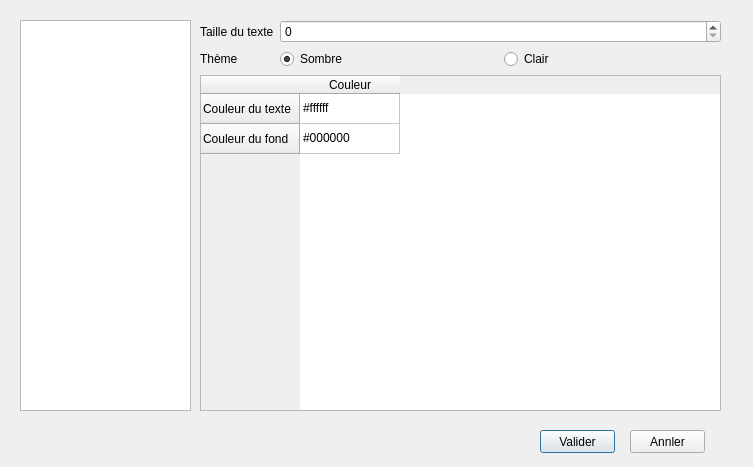
Bramas/SimTex, file source/dialogconfig.ui: the form before one commit.
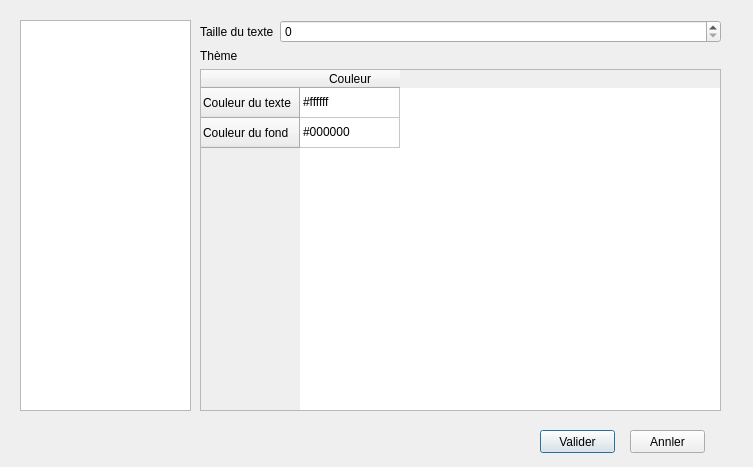
The form after the commit.

Diff of the .ui file:
```diff
--- a/source/dialogconfig.ui
+++ b/source/dialogconfig.ui
@@ -94,27 +94,6 @@
           </property>
          </widget>
         </item>
-        <item row="2" column="1">
-         <layout class="QHBoxLayout" name="horizontalLayout">
-          <item>
-           <widget class="QRadioButton" name="radioButtonDarkTheme">
-            <property name="text">
-             <string>Sombre</string>
-            </property>
-            <property name="checked">
-             <bool>true</bool>
-            </property>
-           </widget>
-          </item>
-          <item>
-           <widget class="QRadioButton" name="radioButtonLightTheme">
-            <property name="text">
-             <string>Clair</string>
-            </property>
-           </widget>
-          </item>
-         </layout>
-        </item>
        </layout>
       </item>
      </layout>
```
